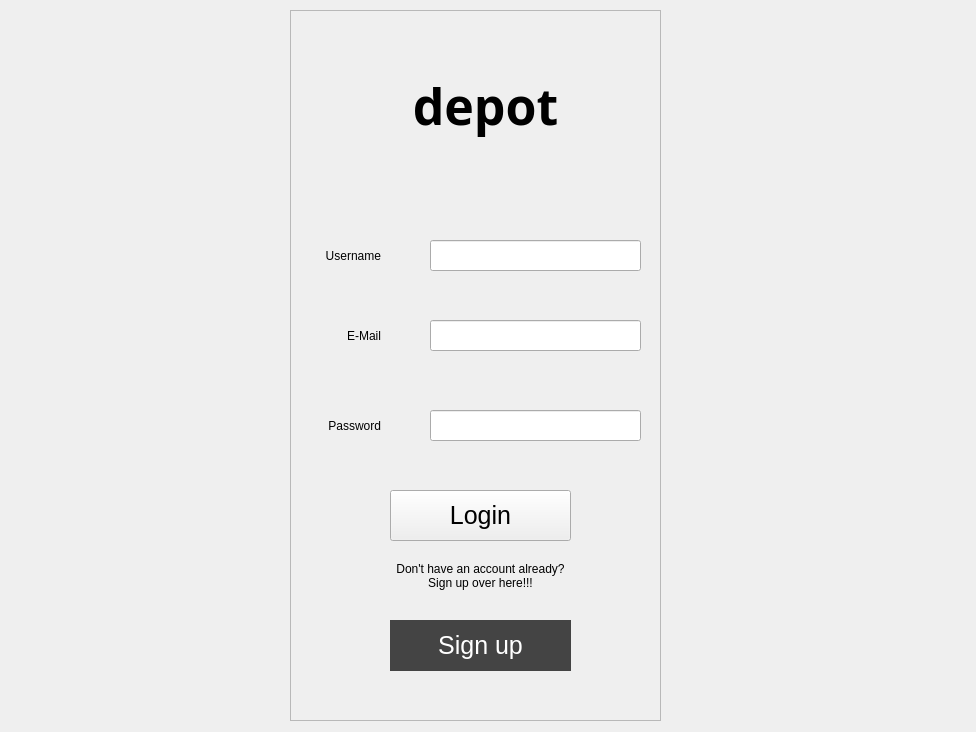
ManavNirgund/Ecommerce-manager, file EComm/login_screen.ui: the form before one commit.
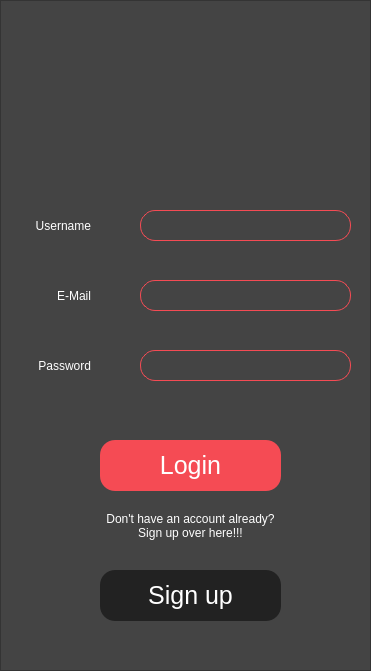
The form after the commit. Icons and pictures are not drawn.

Patch:
```diff
--- a/EComm/login_screen.ui
+++ b/EComm/login_screen.ui
@@ -6,8 +6,8 @@
    <rect>
     <x>0</x>
     <y>0</y>
-    <width>976</width>
-    <height>732</height>
+    <width>371</width>
+    <height>671</height>
    </rect>
   </property>
   <property name="windowTitle">
@@ -16,12 +16,16 @@
   <widget class="QFrame" name="frame">
    <property name="geometry">
     <rect>
-     <x>290</x>
-     <y>10</y>
+     <x>0</x>
+     <y>0</y>
      <width>371</width>
-     <height>711</height>
+     <height>671</height>
     </rect>
    </property>
+   <property name="styleSheet">
+    <string notr="true">background: #444;
+color: white;</string>
+   </property>
    <property name="frameShape">
     <enum>QFrame::StyledPanel</enum>
    </property>
@@ -31,10 +35,10 @@
    <widget class="QLabel" name="lbl_Depot">
     <property name="geometry">
      <rect>
-      <x>70</x>
-      <y>60</y>
+      <x>60</x>
+      <y>30</y>
       <width>251</width>
-      <height>71</height>
+      <height>91</height>
      </rect>
     </property>
     <property name="layoutDirection">
@@ -46,7 +50,10 @@
 font-weight: bold;</string>
     </property>
     <property name="text">
-     <string>depot</string>
+     <string/>
+    </property>
+    <property name="pixmap">
+     <pixmap>Resources/depot.png</pixmap>
     </property>
     <property name="alignment">
      <set>Qt::AlignCenter</set>
@@ -56,7 +63,7 @@
     <property name="geometry">
      <rect>
       <x>20</x>
-      <y>230</y>
+      <y>210</y>
       <width>71</width>
       <height>31</height>
      </rect>
@@ -72,11 +79,15 @@
     <property name="geometry">
      <rect>
       <x>140</x>
-      <y>400</y>
+      <y>350</y>
       <width>211</width>
       <height>31</height>
      </rect>
     </property>
+    <property name="styleSheet">
+     <string notr="true">border: 1px solid rgb(245, 75, 84);
+border-radius: 15px;</string>
+    </property>
     <property name="clearButtonEnabled">
      <bool>true</bool>
     </property>
@@ -85,7 +96,7 @@
     <property name="geometry">
      <rect>
       <x>140</x>
-      <y>230</y>
+      <y>210</y>
       <width>211</width>
       <height>31</height>
      </rect>
@@ -93,6 +104,10 @@
     <property name="mouseTracking">
      <bool>true</bool>
     </property>
+    <property name="styleSheet">
+     <string notr="true">border: 1px solid rgb(245, 75, 84);
+border-radius: 15px;</string>
+    </property>
     <property name="clearButtonEnabled">
      <bool>true</bool>
     </property>
@@ -101,11 +116,15 @@
     <property name="geometry">
      <rect>
       <x>140</x>
-      <y>310</y>
+      <y>280</y>
       <width>211</width>
       <height>31</height>
      </rect>
     </property>
+    <property name="styleSheet">
+     <string notr="true">border: 1px solid rgb(245, 75, 84);
+border-radius: 15px;</string>
+    </property>
     <property name="clearButtonEnabled">
      <bool>true</bool>
     </property>
@@ -114,7 +133,7 @@
     <property name="geometry">
      <rect>
       <x>20</x>
-      <y>400</y>
+      <y>350</y>
       <width>71</width>
       <height>31</height>
      </rect>
@@ -130,7 +149,7 @@
     <property name="geometry">
      <rect>
       <x>40</x>
-      <y>310</y>
+      <y>280</y>
       <width>51</width>
       <height>31</height>
      </rect>
@@ -146,7 +165,7 @@
     <property name="geometry">
      <rect>
       <x>100</x>
-      <y>540</y>
+      <y>500</y>
       <width>181</width>
       <height>51</height>
      </rect>
@@ -163,14 +182,15 @@
     <property name="geometry">
      <rect>
       <x>100</x>
-      <y>610</y>
+      <y>570</y>
       <width>181</width>
       <height>51</height>
      </rect>
     </property>
     <property name="styleSheet">
      <string notr="true">border: none;
-background: #444;
+border-radius: 15px;
+background: #222;
 color: white;
 font-size: 25px;
 </string>
@@ -183,13 +203,15 @@
     <property name="geometry">
      <rect>
       <x>100</x>
-      <y>480</y>
+      <y>440</y>
       <width>181</width>
       <height>51</height>
      </rect>
     </property>
     <property name="styleSheet">
-     <string notr="true">font-size: 25px;
+     <string notr="true">background: rgb(245, 75, 84);
+border-radius: 15px;
+font-size: 25px;
 </string>
     </property>
     <property name="text">
```
Left out of the diff: 37 changed lines with no effect on the pictures.
